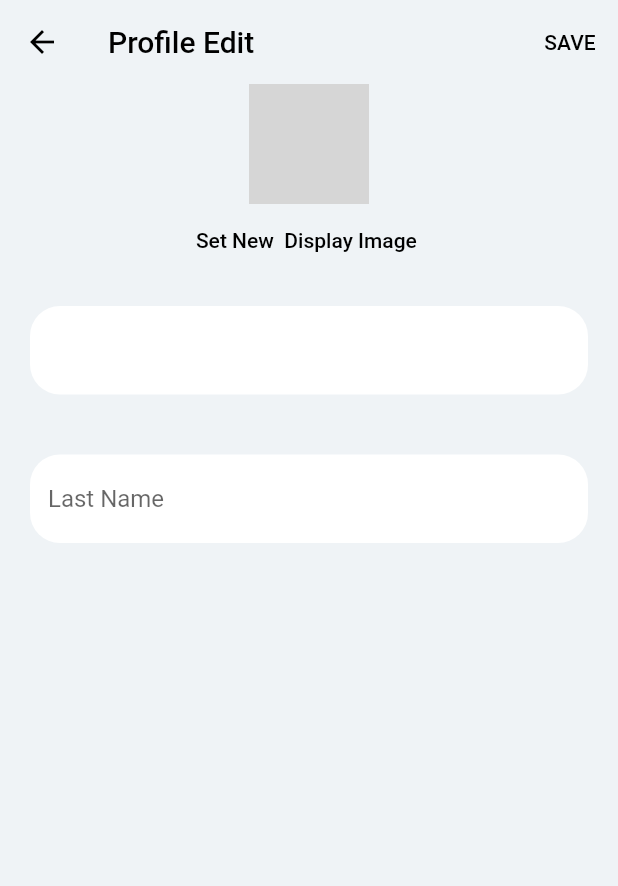
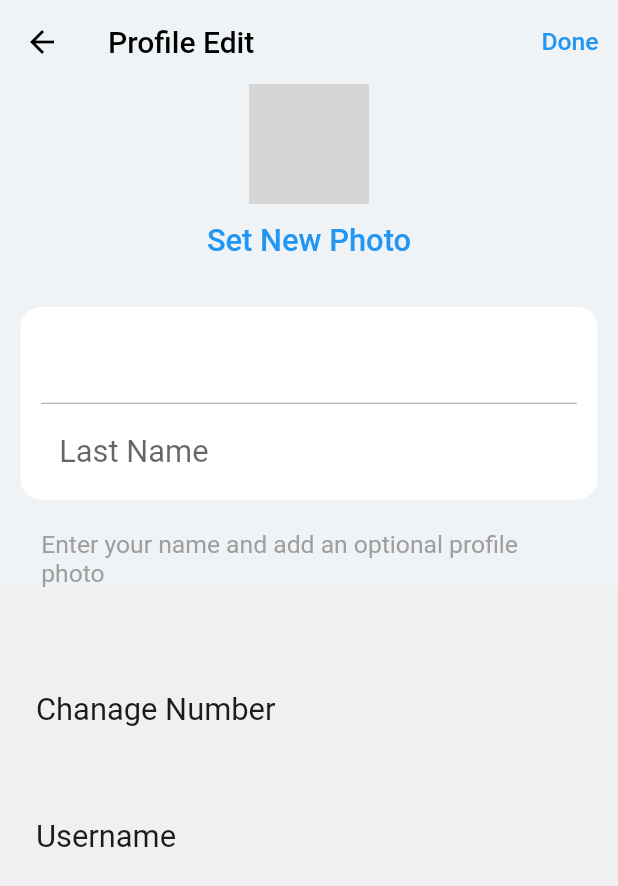
Before and after one commit to sajjatdev/Chat-App-for-Ios-and-Android, a Flutter app: the Profile_edit screen opened directly with empty values, on a phone screen of 412 x 824 dp. Shown: the top 886 px of the screen. Run offline on Flutter 3.47's test engine with Material 2 defaults, Android fonts, the phone set to English and light mode, and no system bars; drawn by our look-alikes of flutter_profile_picture, loading_overlay, settings_ui; our stand-ins replace audioplayers, azlistview, bloc, cached_network_image, cloud_firestore, contacts_service and 29 more; missing offline and left inert: adaptive_action_sheet, any_link_preview, audio_session, chat_composer, cloud_firestore_web, custom_marker and 23 more; accounts and stored records are empty; project files that could hold a hidden picture were left out; grey boxes are pictures that could not be loaded.

Commit message:
setting with number change

```diff
--- a/lib/Services/Auth.dart
+++ b/lib/Services/Auth.dart
@@ -25,6 +25,8 @@ class AuthProvider {
       print("Send code this number $phoneNumber");
     });
   }
+
+
 
   Future<PhoneAuthModel> verifySMS(
       {String smscode, String VerificationId}) async {
--- /dev/null
+++ b/lib/logic/Phone_Update/phoneupdate_state.dart
@@ -0,0 +1,76 @@
+part of 'phoneupdate_cubit.dart';
+
+abstract class PhoneupdateState extends Equatable {
+  const PhoneupdateState();
+
+  @override
+  List<Object> get props => [];
+}
+
+class PhoneupdateInitial extends PhoneupdateState {
+  @override
+  // TODO: implement props
+  List<Object> get props => super.props;
+}
+
+class Loading extends PhoneupdateState {
+  @override
+  // TODO: implement props
+  List<Object> get props => super.props;
+}
+
+class Otpinvalid extends PhoneupdateState {
+  final String Otpinvalidmessage;
+
+  Otpinvalid({this.Otpinvalidmessage});
+
+  @override
+  // TODO: implement props
+  List<Object> get props => [this.Otpinvalidmessage];
+}
+
+class OtpEx extends PhoneupdateState {
+  final String OtpExmessage;
+
+  OtpEx({this.OtpExmessage});
+
+  @override
+  // TODO: implement props
+  List<Object> get props => [this.OtpExmessage];
+}
+
+class phone_invalid extends PhoneupdateState {
+  final String phone_invalidmessage;
+
+  phone_invalid({this.phone_invalidmessage});
+
+  @override
+  // TODO: implement props
+  List<Object> get props => [this.phone_invalidmessage];
+}
+
+class Errorphone extends PhoneupdateState {
+  final String Errorphonemessage;
+
+  Errorphone({this.Errorphonemessage});
+
+  @override
+  // TODO: implement props
+  List<Object> get props => [this.Errorphonemessage];
+}
+
+class VerifyDone extends PhoneupdateState {
+  @override
+  // TODO: implement props
+  List<Object> get props => super.props;
+}
+
+class otpSend extends PhoneupdateState {
+  final String otpSendmessage;
+
+  otpSend({this.otpSendmessage});
+
+  @override
+  // TODO: implement props
+  List<Object> get props => [this.otpSendmessage];
+}
--- a/lib/sub_main.dart
+++ b/lib/sub_main.dart
@@ -10,6 +10,7 @@ import 'package:chatting/Services/location/get_location.dart';
 import 'package:chatting/Services/message.dart';
 import 'package:chatting/logic/AuthStatus/authstatus_bloc.dart';
 import 'package:chatting/logic/Get_message_list/get_message_list_cubit.dart';
+import 'package:chatting/logic/Phone_Update/phoneupdate_cubit.dart';
 import 'package:chatting/logic/Phone_number_auth/phoneauth_bloc.dart';
 import 'package:chatting/logic/business_create/business_create_cubit.dart';
 import 'package:chatting/logic/business_hours/business_hours_cubit.dart';
@@ -108,6 +109,7 @@ class _ChattingState extends State<Chatting> {
           BlocProvider(
               create: (context) => BusinessInfoGetCubit(MapServices())),
           BlocProvider(create: (context) => YelpapiCubit(Repositorys.get())),
+            BlocProvider(create: (context) => PhoneupdateCubit(AuthProvider(FirebaseAuth.instance))),
           BlocProvider(
               create: (context) => ContactCubit(FirebaseContact())
                 ..Getallcontactlist(
--- a/lib/view/Screen/Home/home_view.dart
+++ b/lib/view/Screen/Home/home_view.dart
@@ -59,7 +59,7 @@ class _Home_viewState extends State<Home_view> {
                             : 'assets/svg/Chat.svg',
                         color: currentindex != 0
                             ? HexColor.fromHex('#8C8C8C')
-                            : Theme.of(context).iconTheme.color,
+                            : Colors.blue,
                         width: currentindex == 0 ? 19.sp : null,
                       )),
                   IconButton(
@@ -74,7 +74,7 @@ class _Home_viewState extends State<Home_view> {
                             : 'assets/svg/Hangout.svg',
                         color: currentindex != 1
                             ? HexColor.fromHex('#8C8C8C')
-                            : Theme.of(context).iconTheme.color,
+                            : Colors.blue,
                         width: currentindex == 1 ? 19.sp : null,
                       )),
                   IconButton(
@@ -89,7 +89,7 @@ class _Home_viewState extends State<Home_view> {
                             : 'assets/svg/Settings.svg',
                         color: currentindex != 2
                             ? HexColor.fromHex('#8C8C8C')
-                            : Theme.of(context).iconTheme.color,
+                            : Colors.blue,
                         width: currentindex == 2 ? 19.sp : null,
                       )),
                 ],
--- a/lib/view/Screen/auth/profile_Setup_view.dart
+++ b/lib/view/Screen/auth/profile_Setup_view.dart
@@ -325,8 +325,7 @@ class _profile_setupState extends State<profile_setup> {
                                 phone_number: state.user.phoneNumber,
                                 uid: state.user.phoneNumber);
 
-                            sharedPreferences.setString(
-                                'uid', state.user.phoneNumber);
+                            sharedPreferences.setString('uid', state.user.uid);
                             sharedPreferences.setString(
                                 'number', state.user.phoneNumber);
                             Navigator.of(context).pushNamed('/');
--- a/lib/view/Screen/profile/profile_edit.dart
+++ b/lib/view/Screen/profile/profile_edit.dart
@@ -3,6 +3,7 @@ import 'dart:io';
 import 'package:chatting/Helper/color.dart';
 import 'package:chatting/logic/Profile_data_get/read_data_cubit.dart';
 import 'package:chatting/logic/photo_upload/photoupload_cubit.dart';
+import 'package:chatting/view/Screen/profile/numberchange.dart';
 import 'package:cloud_firestore/cloud_firestore.dart';
 import 'package:file_picker/file_picker.dart';
 import 'package:flutter/cupertino.dart';
@@ -10,17 +11,27 @@ import 'package:flutter/material.dart';
 import 'package:firebase_storage/firebase_storage.dart' as firebase_storage;
 import 'package:flutter_bloc/flutter_bloc.dart';
 import 'package:flutter_profile_picture/flutter_profile_picture.dart';
+import 'package:flutter_svg/flutter_svg.dart';
 import 'package:loading_overlay/loading_overlay.dart';
+import 'package:settings_ui/settings_ui.dart';
 import 'package:sizer/sizer.dart';
 
 class Profile_edit extends StatefulWidget {
   const Profile_edit(
-      {Key key, this.image, this.name, this.myuid, this.lastname})
+      {Key key,
+      this.image,
+      this.name,
+      this.myuid,
+      this.lastname,
+      this.phonenumber,
+      this.Username})
       : super(key: key);
   final String image;
   final String name;
   final String myuid;
   final String lastname;
+  final String phonenumber;
+  final Username;
 
   @override
   State<Profile_edit> createState() => _Profile_editState();
@@ -106,8 +117,8 @@ class _Profile_editState extends State<Profile_edit> {
                       .getprofile_data(type: "profile", uid: widget.myuid);
                 },
                 child: Text(
-                  "SAVE",
-                  style: TextStyle(color: Theme.of(context).iconTheme.color),
+                  "Done",
+                  style: TextStyle(color: Colors.blue, fontSize: 12.sp),
                 ))
           ],
         ),
@@ -154,42 +165,113 @@ class _Profile_editState extends State<Profile_edit> {
                       }
                     },
                     child: Text(
-                      "Set New  Display Image ",
-                      style:
-                          TextStyle(color: Theme.of(context).iconTheme.color),
+                      "Set New Photo",
+                      style: TextStyle(color: Colors.blue, fontSize: 15.sp),
                     ),
                   ),
+                  SizedBox(
+                    height: 5.w,
+                  ),
                   Padding(
-                    padding: const EdgeInsets.symmetric(
-                        horizontal: 20, vertical: 20),
-                    child: TextField(
-                      controller: name,
-                      decoration: InputDecoration(
-                          filled: true,
-                          fillColor: isDarkMode
+                    padding:
+                        EdgeInsets.symmetric(horizontal: 10.sp, vertical: 0),
+                    child: Container(
+                      decoration: BoxDecoration(
+                          color: isDarkMode
                               ? HexColor.fromHex("#1a1a1c")
                               : HexColor.fromHex("#ffffff"),
-                          border: OutlineInputBorder(
-                              borderSide: BorderSide.none,
-                              borderRadius: BorderRadius.circular(20))),
+                          borderRadius: BorderRadius.circular(10.sp)),
+                      child: Column(
+                        children: [
+                          Padding(
+                            padding: EdgeInsets.symmetric(
+                                horizontal: 10.sp, vertical: 0),
+                            child: TextField(
+                              style: TextStyle(
+                                  fontSize: 15.sp,
+                                  color: Theme.of(context).iconTheme.color),
+                              cursorColor: Theme.of(context).iconTheme.color,
+                              controller: name,
+                              decoration: InputDecoration(
+                                  border: OutlineInputBorder(
+                                borderSide: BorderSide.none,
+                              )),
+                            ),
+                          ),
+                          Padding(
+                            padding: EdgeInsets.symmetric(horizontal: 10.sp),
+                            child: Divider(
+                              height: .5,
+                              color: Colors.grey,
+                            ),
+                          ),
+                          Padding(
+                            padding: EdgeInsets.symmetric(
+                                horizontal: 10.sp, vertical: 0),
+                            child: TextField(
+                              style: TextStyle(
+                                  fontSize: 15.sp,
+                                  color: Theme.of(context).iconTheme.color),
+                              cursorColor: Theme.of(context).iconTheme.color,
+                              controller: lastname,
+                              decoration: InputDecoration(
+                                  hintText: "Last Name",
+                                  border: OutlineInputBorder(
+                                    borderSide: BorderSide.none,
+                                  )),
+                            ),
+                          )
+                        ],
+                      ),
                     ),
                   ),
+                  SizedBox(
+                    height: 5.w,
+                  ),
                   Padding(
-                    padding: const EdgeInsets.symmetric(
-                        horizontal: 20, vertical: 20),
-                    child: TextField(
-                      controller: lastname,
-                      decoration: InputDecoration(
-                          hintText: "Last Name",
-                          filled: true,
-                          fillColor: isDarkMode
-                              ? HexColor.fromHex("#1a1a1c")
-                              : HexColor.fromHex("#ffffff"),
-                          border: OutlineInputBorder(
-                              borderSide: BorderSide.none,
-                              borderRadius: BorderRadius.circular(20))),
+                    padding: EdgeInsets.symmetric(horizontal: 20.sp),
+                    child: Text(
+                      "Enter your name and add an optional profile photo",
+                      style: TextStyle(fontSize: 12.sp, color: Colors.grey),
                     ),
-                  )
+                  ),
+                  Expanded(
+                    child: SettingsList(
+                      sections: [
+                        SettingsSection(
+                          title: Text(
+                            '',
+                          ),
+                          tiles: <SettingsTile>[
+                            SettingsTile.navigation(
+                              onPressed: (context) {
+                                Navigator.of(context).push(MaterialPageRoute(
+                                    builder: (context) => NumberChange(myuid: widget.myuid,)));
+                              },
+                              value: Text(
+                                widget.phonenumber,
+                                style: TextStyle(fontSize: 12.sp),
+                              ),
+                              title: Text(
+                                'Chanage Number',
+                                style: TextStyle(fontSize: 15.sp),
+                              ),
+                            ),
+                            SettingsTile.navigation(
+                              value: Text(
+                                widget.Username,
+                                style: TextStyle(fontSize: 12.sp),
+                              ),
+                              title: Text(
+                                'Username',
+                                style: TextStyle(fontSize: 15.sp),
+                              ),
+                            ),
+                          ],
+                        ),
+                      ],
+                    ),
+                  ),
                 ]),
           ),
         ),
--- a/pubspec.yaml
+++ b/pubspec.yaml
@@ -116,3 +116,4 @@ flutter:
     - assets/svg/
     - assets/audio/
     - assets/markerIcon/
+    - assets/setting_icon/
```
Also changed, not shown: lib/Helper/enum.dart (+9 -0 lines), lib/logic/Phone_Update/phoneupdate_cubit.dart (added, +61 -0 lines), lib/view/Screen/Home/setting_view.dart (+62 -47 lines), lib/view/Screen/profile/numberchange.dart (added, +194 -0 lines), 7 other files.
